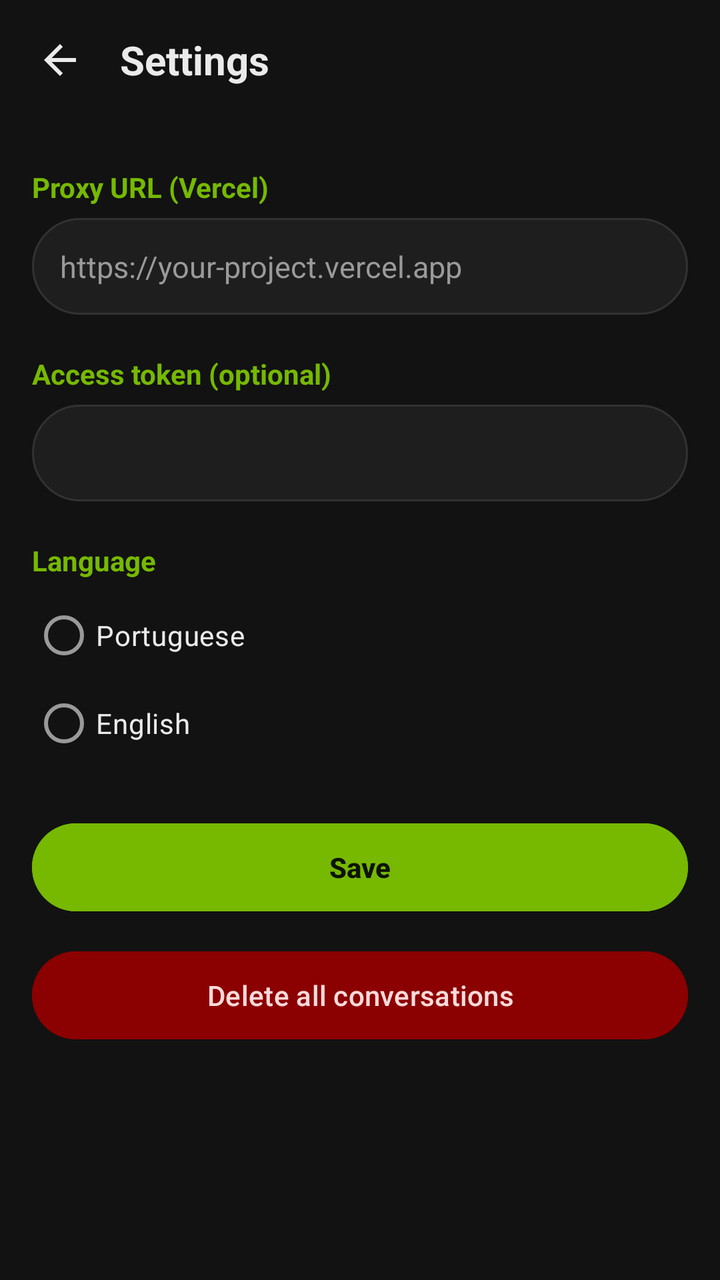
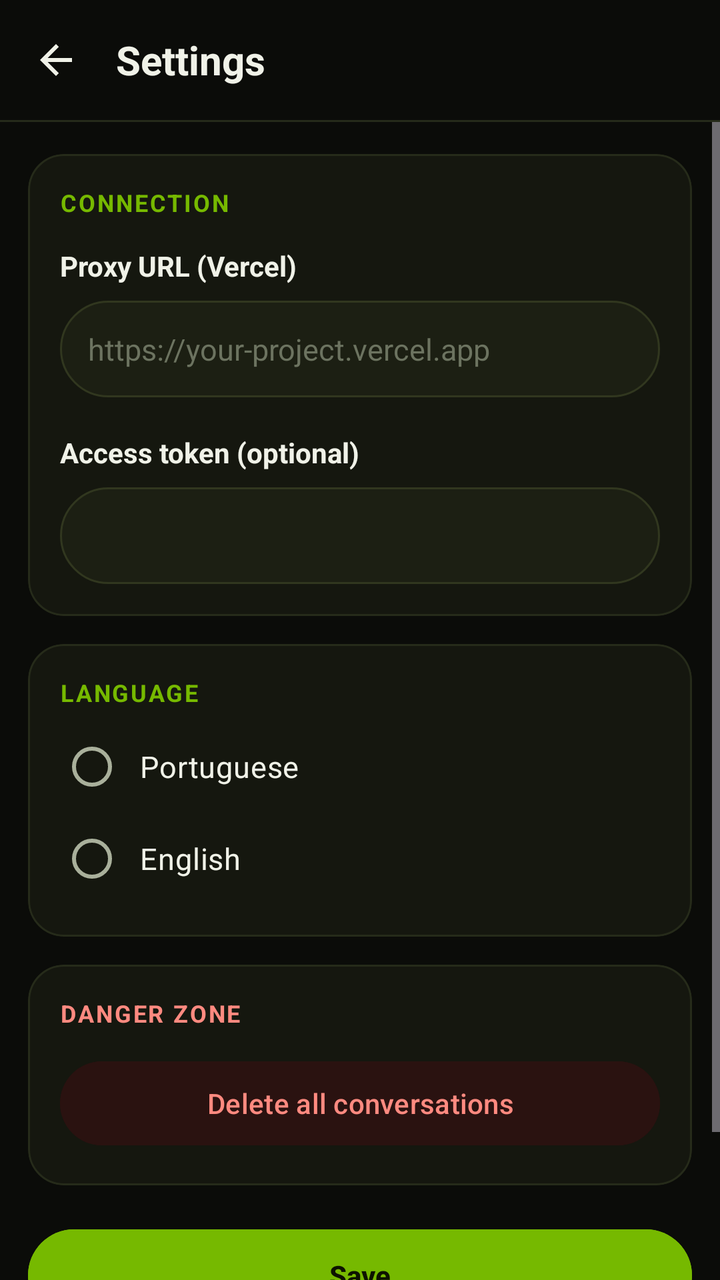

An Android layout rendered at two revisions. The XML below is the earlier revision; the diff shows what the commit changed to produce the second picture.
<!-- AndroidManifest.xml: application theme Theme.SanChat -->
<!-- res/layout/activity_settings.xml -->
<?xml version="1.0" encoding="utf-8"?>
<LinearLayout xmlns:android="http://schemas.android.com/apk/res/android"
    android:layout_width="match_parent"
    android:layout_height="match_parent"
    android:background="@color/nc_bg"
    android:orientation="vertical">

    <LinearLayout
        android:layout_width="match_parent"
        android:layout_height="wrap_content"
        android:gravity="center_vertical"
        android:orientation="horizontal"
        android:padding="8dp">

        <ImageButton
            android:id="@+id/btnBack"
            android:layout_width="44dp"
            android:layout_height="44dp"
            android:background="?attr/selectableItemBackgroundBorderless"
            android:contentDescription="@android:string/cancel"
            android:src="@drawable/ic_back" />

        <TextView
            android:layout_width="wrap_content"
            android:layout_height="wrap_content"
            android:layout_marginLeft="8dp"
            android:text="@string/settings_title"
            android:textColor="@color/nc_text"
            android:textSize="20sp"
            android:textStyle="bold" />
    </LinearLayout>

    <ScrollView
        android:layout_width="match_parent"
        android:layout_height="match_parent">

        <LinearLayout
            android:layout_width="match_parent"
            android:layout_height="wrap_content"
            android:orientation="vertical"
            android:padding="16dp">

            <TextView
                android:layout_width="match_parent"
                android:layout_height="wrap_content"
                android:layout_marginTop="8dp"
                android:text="@string/backend_url"
                android:textColor="@color/nc_green"
                android:textSize="14sp"
                android:textStyle="bold" />

            <EditText
                android:id="@+id/etBackend"
                android:layout_width="match_parent"
                android:layout_height="wrap_content"
                android:layout_marginTop="6dp"
                android:background="@drawable/bg_input"
                android:hint="@string/backend_url_hint"
                android:textColorHint="@color/nc_text_dim"
                android:inputType="textUri"
                android:padding="14dp"
                android:textColor="@color/nc_text"
                android:textSize="15sp" />

            <TextView
                android:layout_width="match_parent"
                android:layout_height="wrap_content"
                android:layout_marginTop="20dp"
                android:text="@string/access_token"
                android:textColor="@color/nc_green"
                android:textSize="14sp"
                android:textStyle="bold" />

            <EditText
                android:id="@+id/etToken"
                android:layout_width="match_parent"
                android:layout_height="wrap_content"
                android:layout_marginTop="6dp"
                android:background="@drawable/bg_input"
                android:inputType="text"
                android:padding="14dp"
                android:textColor="@color/nc_text"
                android:textSize="15sp" />

            <TextView
                android:layout_width="match_parent"
                android:layout_height="wrap_content"
                android:layout_marginTop="20dp"
                android:text="@string/language"
                android:textColor="@color/nc_green"
                android:textSize="14sp"
                android:textStyle="bold" />

            <RadioGroup
                android:id="@+id/rgLanguage"
                android:layout_width="match_parent"
                android:layout_height="wrap_content"
                android:layout_marginTop="6dp"
                android:orientation="vertical">

                <RadioButton
                    android:id="@+id/rbPt"
                    android:layout_width="wrap_content"
                    android:layout_height="wrap_content"
                    android:minHeight="44dp"
                    android:text="@string/lang_portuguese"
                    android:textColor="@color/nc_text" />

                <RadioButton
                    android:id="@+id/rbEn"
                    android:layout_width="wrap_content"
                    android:layout_height="wrap_content"
                    android:minHeight="44dp"
                    android:text="@string/lang_english"
                    android:textColor="@color/nc_text" />
            </RadioGroup>

            <Button
                android:id="@+id/btnSave"
                android:layout_width="match_parent"
                android:layout_height="52dp"
                android:layout_marginTop="24dp"
                android:backgroundTint="@color/nc_green"
                android:text="@string/save"
                android:textColor="#0D1300"
                android:textStyle="bold" />

            <Button
                android:id="@+id/btnClear"
                android:layout_width="match_parent"
                android:layout_height="52dp"
                android:layout_marginTop="12dp"
                android:backgroundTint="#8B0000"
                android:text="@string/clear_conversations"
                android:textColor="#FFDADA" />
        </LinearLayout>
    </ScrollView>
</LinearLayout>
<!-- resources referenced by this layout -->
<resources>
  <color name="nc_bg">#121212</color>
  <color name="nc_green">#76B900</color>
  <color name="nc_text">#EAEAEA</color>
  <color name="nc_text_dim">#9A9A9A</color>
  <!-- drawable bg_input (drawable) -->
  <?xml version="1.0" encoding="utf-8"?>
  <shape xmlns:android="http://schemas.android.com/apk/res/android" android:shape="rectangle">
      <solid android:color="@color/nc_surface" />
      <stroke android:width="1dp" android:color="@color/nc_stroke" />
      <corners android:radius="24dp" />
  </shape>
  <string name="access_token">Access token (optional)</string>
  <string name="backend_url">Proxy URL (Vercel)</string>
  <string name="backend_url_hint">https://your-project.vercel.app</string>
  <string name="clear_conversations">Delete all conversations</string>
  <string name="lang_english">English</string>
  <string name="lang_portuguese">Portuguese</string>
  <string name="language">Language</string>
  <string name="save">Save</string>
  <string name="settings_title">Settings</string>
  <style name="Theme.SanChat" parent="Theme.Material3.Dark.NoActionBar">
          <item name="colorPrimary">@color/nc_green</item>
          <item name="colorOnPrimary">#0D1300</item>
          <item name="colorPrimaryContainer">#24330B</item>
          <item name="colorOnPrimaryContainer">#D6F5A3</item>
          <item name="colorSecondary">@color/nc_green</item>
          <item name="android:colorBackground">@color/nc_bg</item>
          <item name="colorSurface">@color/nc_surface</item>
          <item name="colorOnSurface">@color/nc_text</item>
          <item name="colorOnSurfaceVariant">@color/nc_text_dim</item>
          <item name="colorOutline">#3A3A3A</item>
          <item name="android:statusBarColor">@color/nc_bg</item>
          <item name="android:navigationBarColor">@color/nc_bg</item>
          <item name="android:windowLightStatusBar">false</item>
      </style>
  <color name="nc_surface">#1E1E1E</color>
  <color name="nc_stroke">#323232</color>
  <!-- unchanged entries left out for length: 1 -->
</resources>

<!-- the commit's change to res/layout/activity_settings.xml (unified diff, before → after) -->
@@ -1,16 +1,22 @@
 <?xml version="1.0" encoding="utf-8"?>
 <LinearLayout xmlns:android="http://schemas.android.com/apk/res/android"
+    xmlns:app="http://schemas.android.com/apk/res-auto"
+    android:id="@+id/root"
     android:layout_width="match_parent"
     android:layout_height="match_parent"
     android:background="@color/nc_bg"
     android:orientation="vertical">
 
     <LinearLayout
+        android:id="@+id/topBar"
         android:layout_width="match_parent"
         android:layout_height="wrap_content"
         android:gravity="center_vertical"
         android:orientation="horizontal"
-        android:padding="8dp">
+        android:paddingLeft="6dp"
+        android:paddingRight="16dp"
+        android:paddingTop="8dp"
+        android:paddingBottom="8dp">
 
         <ImageButton
             android:id="@+id/btnBack"
@@ -30,109 +36,218 @@
             android:textStyle="bold" />
     </LinearLayout>
 
+    <View
+        android:layout_width="match_parent"
+        android:layout_height="1dp"
+        android:background="@color/nc_stroke" />
+
     <ScrollView
         android:layout_width="match_parent"
-        android:layout_height="match_parent">
+        android:layout_height="match_parent"
+        android:clipToPadding="false"
+        android:fillViewport="true">
 
         <LinearLayout
             android:layout_width="match_parent"
             android:layout_height="wrap_content"
             android:orientation="vertical"
-            android:padding="16dp">
-
-            <TextView
-                android:layout_width="match_parent"
-                android:layout_height="wrap_content"
-                android:layout_marginTop="8dp"
-                android:text="@string/backend_url"
-                android:textColor="@color/nc_green"
-                android:textSize="14sp"
-                android:textStyle="bold" />
-
-            <EditText
-                android:id="@+id/etBackend"
-                android:layout_width="match_parent"
-                android:layout_height="wrap_content"
-                android:layout_marginTop="6dp"
-                android:background="@drawable/bg_input"
-                android:hint="@string/backend_url_hint"
-                android:textColorHint="@color/nc_text_dim"
-                android:inputType="textUri"
-                android:padding="14dp"
-                android:textColor="@color/nc_text"
-                android:textSize="15sp" />
-
-            <TextView
-                android:layout_width="match_parent"
-                android:layout_height="wrap_content"
-                android:layout_marginTop="20dp"
-                android:text="@string/access_token"
-                android:textColor="@color/nc_green"
-                android:textSize="14sp"
-                android:textStyle="bold" />
-
-            <EditText
-                android:id="@+id/etToken"
-                android:layout_width="match_parent"
-                android:layout_height="wrap_content"
-                android:layout_marginTop="6dp"
-                android:background="@drawable/bg_input"
-                android:inputType="text"
-                android:padding="14dp"
-                android:textColor="@color/nc_text"
-                android:textSize="15sp" />
-
-            <TextView
-                android:layout_width="match_parent"
-                android:layout_height="wrap_content"
-                android:layout_marginTop="20dp"
-                android:text="@string/language"
-                android:textColor="@color/nc_green"
-                android:textSize="14sp"
-                android:textStyle="bold" />
-
-            <RadioGroup
-                android:id="@+id/rgLanguage"
-                android:layout_width="match_parent"
-                android:layout_height="wrap_content"
-                android:layout_marginTop="6dp"
-                android:orientation="vertical">
-
-                <RadioButton
-                    android:id="@+id/rbPt"
-                    android:layout_width="wrap_content"
+            android:paddingLeft="14dp"
+            android:paddingRight="14dp"
+            android:paddingTop="6dp"
+            android:paddingBottom="28dp">
+
+            
+            <com.google.android.material.card.MaterialCardView
+                android:layout_width="match_parent"
+                android:layout_height="wrap_content"
+                android:layout_marginTop="10dp"
+                app:cardBackgroundColor="@color/nc_surface"
+                app:cardCornerRadius="18dp"
+                app:cardElevation="0dp"
+                app:strokeColor="@color/nc_stroke"
+                app:strokeWidth="1dp">
+
+                <LinearLayout
+                    android:layout_width="match_parent"
                     android:layout_height="wrap_content"
-                    android:minHeight="44dp"
-                    android:text="@string/lang_portuguese"
-                    android:textColor="@color/nc_text" />
-
-                <RadioButton
-                    android:id="@+id/rbEn"
-                    android:layout_width="wrap_content"
+                    android:orientation="vertical"
+                    android:padding="16dp">
+
+                    <TextView
+                        android:layout_width="wrap_content"
+                        android:layout_height="wrap_content"
+                        android:text="@string/sec_connection"
+                        android:textAllCaps="true"
+                        android:textColor="@color/nc_green"
+                        android:textSize="12sp"
+                        android:textStyle="bold"
+                        android:letterSpacing="0.08" />
+
+                    <TextView
+                        android:layout_width="wrap_content"
+                        android:layout_height="wrap_content"
+                        android:layout_marginTop="14dp"
+                        android:drawablePadding="8dp"
+                        android:gravity="center_vertical"
+                        android:text="@string/backend_url"
+                        android:textColor="@color/nc_text"
+                        android:textSize="14sp"
+                        android:textStyle="bold" />
+
+                    <EditText
+                        android:id="@+id/etBackend"
+                        android:layout_width="match_parent"
+                        android:layout_height="wrap_content"
+                        android:layout_marginTop="8dp"
+                        android:background="@drawable/bg_input"
+                        android:hint="@string/backend_url_hint"
+                        android:textColorHint="@color/nc_text_faint"
+                        android:inputType="textUri"
+                        android:padding="14dp"
+                        android:textColor="@color/nc_text"
+                        android:textSize="15sp" />
+
+                    <TextView
+                        android:layout_width="wrap_content"
+                        android:layout_height="wrap_content"
+                        android:layout_marginTop="18dp"
+                        android:drawablePadding="8dp"
+                        android:gravity="center_vertical"
+                        android:text="@string/access_token"
+                        android:textColor="@color/nc_text"
+                        android:textSize="14sp"
+                        android:textStyle="bold" />
+
+                    <EditText
+                        android:id="@+id/etToken"
+                        android:layout_width="match_parent"
+                        android:layout_height="wrap_content"
+                        android:layout_marginTop="8dp"
+                        android:background="@drawable/bg_input"
+                        android:inputType="text"
+                        android:padding="14dp"
+                        android:textColor="@color/nc_text"
+                        android:textSize="15sp" />
+                </LinearLayout>
+            </com.google.android.material.card.MaterialCardView>
+
+            
+            <com.google.android.material.card.MaterialCardView
+                android:layout_width="match_parent"
+                android:layout_height="wrap_content"
+                android:layout_marginTop="14dp"
+                app:cardBackgroundColor="@color/nc_surface"
+                app:cardCornerRadius="18dp"
+                app:cardElevation="0dp"
+                app:strokeColor="@color/nc_stroke"
+                app:strokeWidth="1dp">
+
+                <LinearLayout
+                    android:layout_width="match_parent"
                     android:layout_height="wrap_content"
-                    android:minHeight="44dp"
-                    android:text="@string/lang_english"
-                    android:textColor="@color/nc_text" />
-            </RadioGroup>
+                    android:orientation="vertical"
+                    android:padding="16dp">
+
+                    <TextView
+                        android:layout_width="wrap_content"
+                        android:layout_height="wrap_content"
+                        android:text="@string/language"
+                        android:textAllCaps="true"
+                        android:textColor="@color/nc_green"
+                        android:textSize="12sp"
+                        android:textStyle="bold"
+                        android:letterSpacing="0.08" />
+
+                    <RadioGroup
+                        android:id="@+id/rgLanguage"
+                        android:layout_width="match_parent"
+                        android:layout_height="wrap_content"
+                        android:layout_marginTop="6dp"
+                        android:orientation="vertical">
+
+                        <RadioButton
+                            android:id="@+id/rbPt"
+                            android:layout_width="match_parent"
+                            android:layout_height="wrap_content"
+                            android:buttonTint="@color/nc_green"
+                            android:minHeight="46dp"
+                            android:paddingLeft="8dp"
+                            android:text="@string/lang_portuguese"
+                            android:textColor="@color/nc_text"
+                            android:textSize="15sp" />
+
+                        <RadioButton
+                            android:id="@+id/rbEn"
+                            android:layout_width="match_parent"
+                            android:layout_height="wrap_content"
+                            android:buttonTint="@color/nc_green"
+                            android:minHeight="46dp"
+                            android:paddingLeft="8dp"
+                            android:text="@string/lang_english"
+                            android:textColor="@color/nc_text"
+                            android:textSize="15sp" />
+                    </RadioGroup>
+                </LinearLayout>
+            </com.google.android.material.card.MaterialCardView>
+
+            
+            <com.google.android.material.card.MaterialCardView
+                android:layout_width="match_parent"
+                android:layout_height="wrap_content"
+                android:layout_marginTop="14dp"
+                app:cardBackgroundColor="@color/nc_surface"
+                app:cardCornerRadius="18dp"
+                app:cardElevation="0dp"
+                app:strokeColor="@color/nc_stroke"
+                app:strokeWidth="1dp">
+
+                <LinearLayout
+                    android:layout_width="match_parent"
+                    android:layout_height="wrap_content"
+                    android:orientation="vertical"
+                    android:padding="16dp">
+
+                    <TextView
+                        android:layout_width="wrap_content"
+                        android:layout_height="wrap_content"
+                        android:text="@string/sec_danger"
+                        android:textAllCaps="true"
+                        android:textColor="@color/nc_danger"
+                        android:textSize="12sp"
+                        android:textStyle="bold"
+                        android:letterSpacing="0.08" />
+
+                    <Button
+                        android:id="@+id/btnClear"
+                        android:layout_width="match_parent"
+                        android:layout_height="50dp"
+                        android:layout_marginTop="12dp"
+                        android:backgroundTint="@color/nc_danger_bg"
+                        android:text="@string/clear_conversations"
+                        android:textColor="@color/nc_danger"
+                        app:cornerRadius="25dp" />
+                </LinearLayout>
+            </com.google.android.material.card.MaterialCardView>
 
             <Button
                 android:id="@+id/btnSave"
                 android:layout_width="match_parent"
-                android:layout_height="52dp"
-                android:layout_marginTop="24dp"
+                android:layout_height="54dp"
+                android:layout_marginTop="18dp"
                 android:backgroundTint="@color/nc_green"
                 android:text="@string/save"
-                android:textColor="#0D1300"
-                android:textStyle="bold" />
-
-            <Button
-                android:id="@+id/btnClear"
-                android:layout_width="match_parent"
-                android:layout_height="52dp"
-                android:layout_marginTop="12dp"
-                android:backgroundTint="#8B0000"
-                android:text="@string/clear_conversations"
-                android:textColor="#FFDADA" />
+                android:textColor="@color/nc_on_green"
+                android:textStyle="bold"
+                app:cornerRadius="27dp" />
+
+            <TextView
+                android:id="@+id/tvVersion"
+                android:layout_width="match_parent"
+                android:layout_height="wrap_content"
+                android:layout_marginTop="16dp"
+                android:gravity="center"
+                android:textColor="@color/nc_text_faint"
+                android:textSize="12sp" />
         </LinearLayout>
     </ScrollView>
 </LinearLayout>
<!-- resource entries referenced after the edit -->
@@ -1,15 +1,42 @@
 <!-- resources referenced by this layout -->
 <resources>
-  <color name="nc_bg">#121212</color>
+  <color name="nc_bg">#0B0C09</color>
+  <color name="nc_danger">#FF8A80</color>
+  <color name="nc_danger_bg">#2A1210</color>
   <color name="nc_green">#76B900</color>
-  <color name="nc_text">#EAEAEA</color>
-  <color name="nc_text_dim">#9A9A9A</color>
+  <color name="nc_on_green">#0D1300</color>
+  <color name="nc_text">#F0F2E8</color>
+  <color name="nc_text_faint">#6C7360</color>
+  <color name="nc_text_dim">#A9B09B</color>
+  <!-- drawable bg_splash (drawable) -->
+  <?xml version="1.0" encoding="utf-8"?>
+  <layer-list xmlns:android="http://schemas.android.com/apk/res/android">
+      <item android:drawable="@color/nc_bg" />
+      <item
+          android:width="112dp"
+          android:height="112dp"
+          android:gravity="center"
+          android:drawable="@drawable/ic_logo" />
+  </layer-list>
+  <!-- drawable ic_logo (drawable) -->
+  <?xml version="1.0" encoding="utf-8"?>
+  <vector xmlns:android="http://schemas.android.com/apk/res/android"
+      android:width="24dp" android:height="24dp"
+      android:viewportWidth="24" android:viewportHeight="24"
+      android:tint="@color/nc_green">
+      <path
+          android:fillColor="#FFFFFF"
+          android:fillType="evenOdd"
+          android:pathData="M20,2H4C2.9,2 2,2.9 2,4v18l4,-4h14c1.1,0 2,-0.9 2,-2V4C22,2.9 21.1,2 20,2zM7.5,12.3c-0.72,0 -1.3,-0.58 -1.3,-1.3s0.58,-1.3 1.3,-1.3 1.3,0.58 1.3,1.3 -0.58,1.3 -1.3,1.3zM12,12.3c-0.72,0 -1.3,-0.58 -1.3,-1.3s0.58,-1.3 1.3,-1.3 1.3,0.58 1.3,1.3 -0.58,1.3 -1.3,1.3zM16.5,12.3c-0.72,0 -1.3,-0.58 -1.3,-1.3s0.58,-1.3 1.3,-1.3 1.3,0.58 1.3,1.3 -0.58,1.3 -1.3,1.3z" />
+  </vector>
   <!-- drawable bg_input (drawable) -->
   <?xml version="1.0" encoding="utf-8"?>
   <shape xmlns:android="http://schemas.android.com/apk/res/android" android:shape="rectangle">
-      <solid android:color="@color/nc_surface" />
-      <stroke android:width="1dp" android:color="@color/nc_stroke" />
-      <corners android:radius="24dp" />
+      <solid android:color="@color/nc_surface_alt" />
+      <stroke
+          android:width="1dp"
+          android:color="@color/nc_stroke_soft" />
+      <corners android:radius="26dp" />
   </shape>
   <string name="access_token">Access token (optional)</string>
   <string name="backend_url">Proxy URL (Vercel)</string>
@@ -19,24 +46,31 @@
   <string name="lang_portuguese">Portuguese</string>
   <string name="language">Language</string>
   <string name="save">Save</string>
+  <string name="sec_connection">Connection</string>
+  <string name="sec_danger">Danger zone</string>
   <string name="settings_title">Settings</string>
   <style name="Theme.SanChat" parent="Theme.Material3.Dark.NoActionBar">
           <item name="colorPrimary">@color/nc_green</item>
-          <item name="colorOnPrimary">#0D1300</item>
+          <item name="colorOnPrimary">@color/nc_on_green</item>
           <item name="colorPrimaryContainer">#24330B</item>
           <item name="colorOnPrimaryContainer">#D6F5A3</item>
           <item name="colorSecondary">@color/nc_green</item>
-          <item name="android:colorBackground">@color/nc_bg</item>
           <item name="colorSurface">@color/nc_surface</item>
           <item name="colorOnSurface">@color/nc_text</item>
           <item name="colorOnSurfaceVariant">@color/nc_text_dim</item>
-          <item name="colorOutline">#3A3A3A</item>
-          <item name="android:statusBarColor">@color/nc_bg</item>
-          <item name="android:navigationBarColor">@color/nc_bg</item>
+          <item name="colorOutline">@color/nc_stroke_soft</item>
+          <item name="android:colorBackground">@color/nc_bg</item>
+          <item name="android:windowBackground">@drawable/bg_splash</item>
+          <item name="android:statusBarColor">@android:color/transparent</item>
+          <item name="android:navigationBarColor">@android:color/transparent</item>
           <item name="android:windowLightStatusBar">false</item>
+          <item name="android:enforceNavigationBarContrast">false</item>
+          <item name="android:enforceStatusBarContrast">false</item>
       </style>
-  <color name="nc_surface">#1E1E1E</color>
-  <color name="nc_stroke">#323232</color>
+  <color name="nc_surface_alt">#1C1F13</color>
+  <color name="nc_stroke_soft">#31371F</color>
+  <color name="nc_surface">#15170F</color>
+  <color name="nc_stroke">#262B1A</color>
   <!-- unchanged entries left out for length: 1 -->
 </resources>
 
